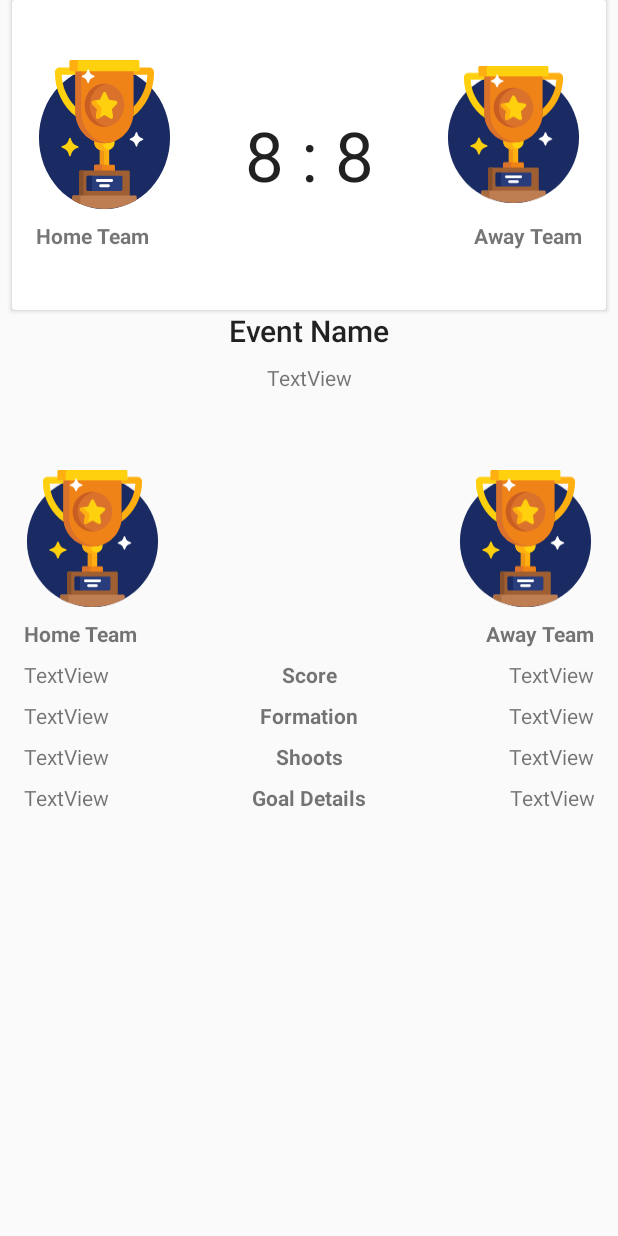
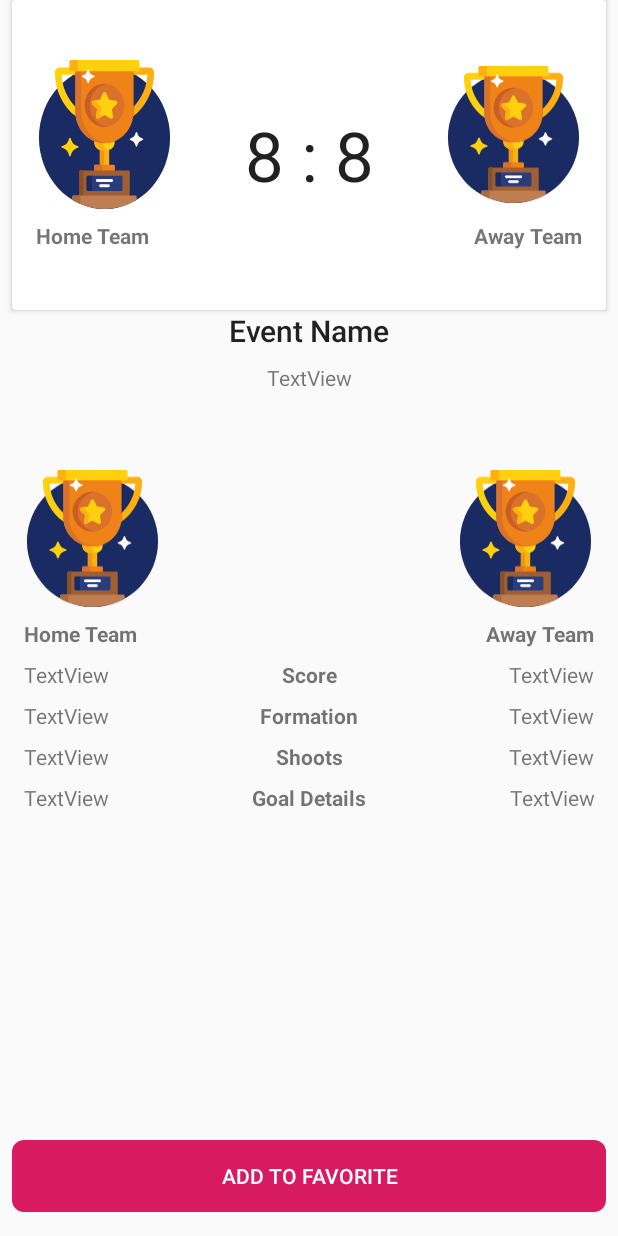
Before and after one commit to MuhammadAlief404/LeagueMatch, an Android app: the layout fragment_detail_match.xml on its own in the app's theme, with its tools: preview values and no code run, on a phone screen of 412 x 824 dp. Run offline under Robolectric (Android 15) with nearby library versions, the phone set to English and light mode, and no system bars.

Commit message:
- add Favorite Match Fragment

```diff
--- a/app/build.gradle
+++ b/app/build.gradle
@@ -48,6 +48,7 @@ dependencies {
     implementation "org.jetbrains.anko:anko:$anko_version"
     implementation "org.jetbrains.anko:anko-design:$anko_version"
     implementation "org.jetbrains.anko:anko-commons:$anko_version"
+    implementation "org.jetbrains.anko:anko-sqlite:$anko_version"
 
     implementation 'com.github.bumptech.glide:glide:4.10.0'
     annotationProcessor 'com.github.bumptech.glide:compiler:4.10.0'
--- /dev/null
+++ b/app/src/main/java/com/quantumhiggs/footballmatch/ui/match/favorite/FavoriteMatchViewModel.kt
@@ -0,0 +1,5 @@
+package com.quantumhiggs.footballmatch.ui.match.favorite
+
+import androidx.lifecycle.ViewModel
+
+class FavoriteMatchViewModel : ViewModel()
--- /dev/null
+++ b/app/src/main/res/drawable/bg_button.xml
@@ -0,0 +1,8 @@
+<?xml version="1.0" encoding="utf-8"?>
+<shape xmlns:android="http://schemas.android.com/apk/res/android"
+        android:shape="rectangle"
+        android:tint="@color/colorAccent">
+
+    <corners android:radius="8dp" />
+
+</shape>
--- a/app/src/main/res/layout/fragment_detail_match.xml
+++ b/app/src/main/res/layout/fragment_detail_match.xml
@@ -281,35 +281,35 @@
             app:layout_constraintHorizontal_bias="1.0"/>
 
     <TextView
-            tools:text="TextView"
+            android:id="@+id/home_goald_detail_match"
             android:layout_width="0dp"
             android:layout_height="0dp"
-            android:id="@+id/home_goald_detail_match"
+            android:layout_marginStart="16dp"
+            android:layout_marginTop="8dp"
+            android:layout_marginEnd="8dp"
+            android:layout_marginBottom="8dp"
+            app:layout_constraintBottom_toTopOf="@+id/btn_favorite_detail_match"
+            app:layout_constraintEnd_toStartOf="@+id/textView14"
+            app:layout_constraintHorizontal_bias="0.0"
             app:layout_constraintStart_toStartOf="parent"
-            android:layout_marginStart="16dp"
-            app:layout_constraintEnd_toStartOf="@+id/textView14"
-            android:layout_marginEnd="8dp"
-            app:layout_constraintHorizontal_bias="0.0"
-            android:layout_marginBottom="8dp"
-            app:layout_constraintBottom_toBottomOf="parent"
-            android:layout_marginTop="8dp"
-            app:layout_constraintTop_toBottomOf="@+id/home_shoots_detail_match"/>
+            app:layout_constraintTop_toBottomOf="@+id/home_shoots_detail_match"
+            tools:text="TextView" />
 
     <TextView
-            android:gravity="end"
-            tools:text="TextView"
+            android:id="@+id/away_goald_detail_match"
             android:layout_width="0dp"
             android:layout_height="0dp"
-            android:id="@+id/away_goald_detail_match"
+            android:layout_marginStart="8dp"
+            android:layout_marginTop="8dp"
             android:layout_marginEnd="16dp"
+            android:layout_marginBottom="8dp"
+            android:gravity="end"
+            app:layout_constraintBottom_toTopOf="@+id/btn_favorite_detail_match"
             app:layout_constraintEnd_toEndOf="parent"
+            app:layout_constraintHorizontal_bias="1.0"
             app:layout_constraintStart_toEndOf="@+id/textView14"
-            android:layout_marginStart="8dp"
-            app:layout_constraintHorizontal_bias="1.0"
-            android:layout_marginBottom="8dp"
-            app:layout_constraintBottom_toBottomOf="parent"
-            android:layout_marginTop="8dp"
-            app:layout_constraintTop_toBottomOf="@+id/away_shoots_detail_match"/>
+            app:layout_constraintTop_toBottomOf="@+id/away_shoots_detail_match"
+            tools:text="TextView" />
 
     <TextView
             android:textStyle="bold"
@@ -322,4 +322,18 @@
             android:layout_marginTop="8dp"
             app:layout_constraintTop_toBottomOf="@id/home_image_detail_match"/>
 
+    <Button
+            android:id="@+id/btn_favorite_detail_match"
+            android:layout_width="0dp"
+            android:layout_height="wrap_content"
+            android:layout_marginStart="8dp"
+            android:layout_marginEnd="8dp"
+            android:layout_marginBottom="16dp"
+            android:background="@drawable/bg_button"
+            android:text="@string/add_to_favorite"
+            android:textColor="@color/colorWhite"
+            app:layout_constraintBottom_toBottomOf="parent"
+            app:layout_constraintEnd_toEndOf="parent"
+            app:layout_constraintStart_toStartOf="parent" />
+
 </androidx.constraintlayout.widget.ConstraintLayout>
--- a/app/src/main/res/values/colors.xml
+++ b/app/src/main/res/values/colors.xml
@@ -3,4 +3,5 @@
     <color name="colorPrimary">#008577</color>
     <color name="colorPrimaryDark">#00574B</color>
     <color name="colorAccent">#D81B60</color>
+    <color name="colorWhite">#FFFFFF</color>
 </resources>
--- a/app/src/main/res/values/strings.xml
+++ b/app/src/main/res/values/strings.xml
@@ -16,4 +16,6 @@
     <string name="score">Score</string>
     <string name="ft">FT</string>
     <string name="match_name">Match Name</string>
+    <string name="add_to_favorite">Add to Favorite</string>
+    <string name="favorite_match">Favorite Match</string>
 </resources>
```
Also changed, not shown: app/src/main/java/com/quantumhiggs/footballmatch/ui/match/LeagueMatchAdapter.kt (+13 -5 lines), app/src/main/java/com/quantumhiggs/footballmatch/ui/match/favorite/FavoriteMatchAdapter.kt (added, +32 -0 lines), app/src/main/java/com/quantumhiggs/footballmatch/ui/match/favorite/FavoriteMatchFragment.kt (added, +32 -0 lines), app/src/main/res/layout/fragment_favorite_match.xml (added, +35 -0 lines), app/src/main/res/navigation/navigation.xml (+8 -0 lines), gradle.properties (+9 -13 lines).
